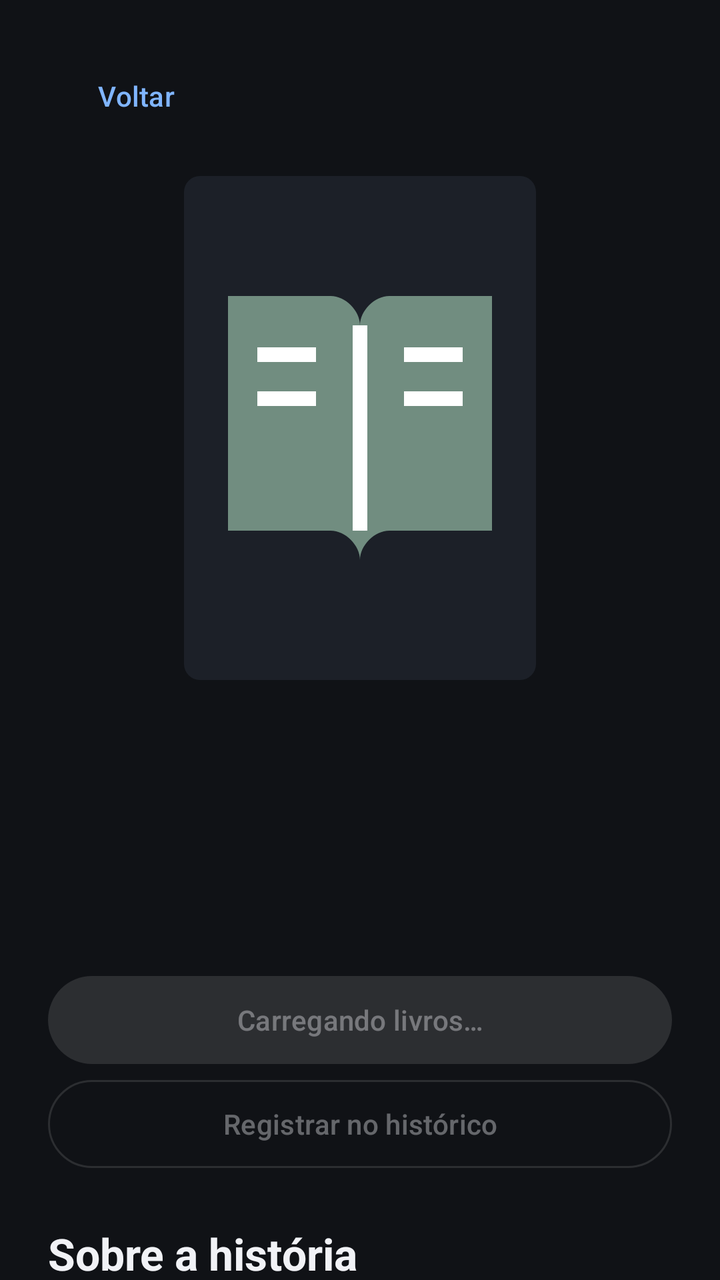
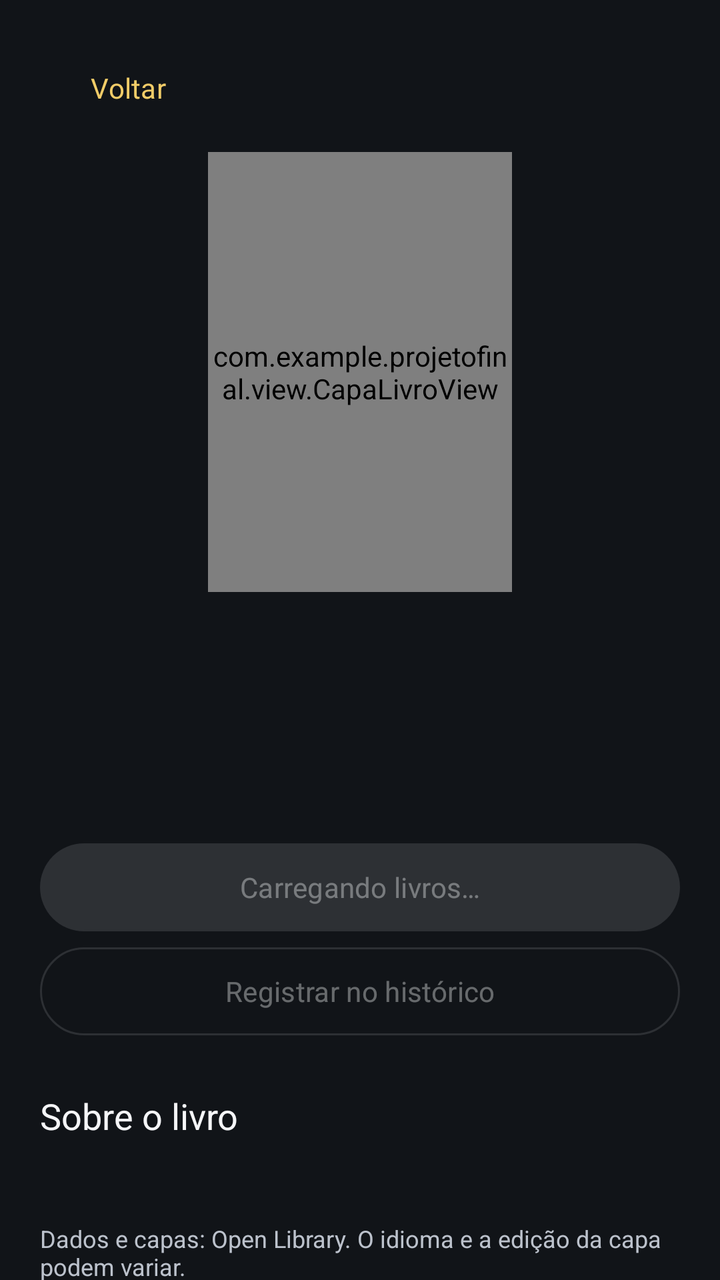

An Android layout rendered at two revisions. The XML below is the earlier revision; the diff shows what the commit changed to produce the second picture.
<!-- AndroidManifest.xml: application theme Theme.Projetofinal -->
<!-- res/layout/activity_book_details.xml -->
<?xml version="1.0" encoding="utf-8"?>
<androidx.core.widget.NestedScrollView xmlns:android="http://schemas.android.com/apk/res/android"
 android:id="@+id/principal" android:layout_width="match_parent" android:layout_height="match_parent" android:fillViewport="true">
 <LinearLayout android:layout_width="match_parent" android:layout_height="wrap_content" android:orientation="vertical" android:padding="24dp">
 <com.google.android.material.button.MaterialButton android:id="@+id/botao_voltar" android:layout_width="wrap_content" android:layout_height="wrap_content" android:text="@string/voltar" style="@style/Widget.Material3.Button.TextButton" />
 <ImageView android:id="@+id/capa_livro" android:layout_width="176dp" android:layout_height="252dp" android:layout_gravity="center_horizontal" android:layout_marginTop="16dp" android:layout_marginBottom="24dp" android:scaleType="fitCenter" android:background="@drawable/fundo_capa" android:src="@drawable/icone_livro" android:importantForAccessibility="no"/>
 <TextView android:id="@+id/clima_livro" android:layout_width="match_parent" android:layout_height="wrap_content"  android:textSize="14sp" android:textColor="?attr/colorOnSurface" android:gravity="center" android:alpha="0.7"/>
 <TextView android:id="@+id/titulo_livro" android:layout_width="match_parent" android:layout_height="wrap_content"  android:textSize="30sp" android:textColor="?attr/colorOnSurface" android:fontFamily="serif" android:gravity="center" android:layout_marginTop="8dp"/>
 <TextView android:id="@+id/autor_livro" android:layout_width="match_parent" android:layout_height="wrap_content"  android:textSize="16sp" android:textColor="?attr/colorOnSurface" android:gravity="center" android:layout_marginTop="8dp" android:alpha="0.7"/>
 <com.google.android.material.button.MaterialButton android:id="@+id/botao_favorito" android:layout_width="match_parent" android:layout_height="wrap_content" android:layout_marginTop="24dp" android:minHeight="52dp" android:enabled="false" android:text="@string/carregando_livros"/>
 <com.google.android.material.button.MaterialButton android:id="@+id/botao_registrar" android:layout_width="match_parent" android:layout_height="wrap_content" style="@style/Widget.Material3.Button.OutlinedButton" android:minHeight="52dp" android:enabled="false" android:text="@string/registrar_historico"/>
 <TextView  android:layout_width="match_parent" android:layout_height="wrap_content" android:text="@string/synopsis" android:textSize="22sp" android:textColor="?attr/colorOnSurface" android:textStyle="bold" android:layout_marginTop="24dp"/>
 <TextView android:id="@+id/sinopse_livro" android:layout_width="match_parent" android:layout_height="wrap_content"  android:textSize="17sp" android:textColor="?attr/colorOnSurface" android:lineSpacingExtra="4dp" android:layout_marginTop="12dp"/>
 <TextView  android:layout_width="match_parent" android:layout_height="wrap_content" android:text="@string/fonte_capas" android:textSize="12sp" android:textColor="?attr/colorOnSurface" android:layout_marginTop="24dp" android:alpha="0.65"/>
 </LinearLayout>
</androidx.core.widget.NestedScrollView>
<!-- resources referenced by this layout -->
<resources>
  <!-- drawable fundo_capa (drawable) -->
  <shape xmlns:android="http://schemas.android.com/apk/res/android"><solid android:color="?attr/colorSurfaceVariant"/><corners android:radius="8dp"/></shape>
  <!-- drawable icone_livro (drawable) -->
  <vector xmlns:android="http://schemas.android.com/apk/res/android" android:width="48dp" android:height="48dp" android:viewportWidth="24" android:viewportHeight="24">
      <path android:fillColor="#718D80" android:pathData="M3,3h7c1,0 2,1 2,2c0,-1 1,-2 2,-2h7v16h-7c-1,0 -2,1 -2,2c0,-1 -1,-2 -2,-2H3z" />
      <path android:strokeColor="#FFFFFF" android:strokeWidth="1" android:fillColor="#00000000" android:pathData="M12,5v14M5,7h4M5,10h4M15,7h4M15,10h4" />
  </vector>
  <string name="carregando_livros">Carregando livros…</string>
  <string name="fonte_capas">Capas: Open Library. A imagem pode ser de uma edição em outro idioma.</string>
  <string name="registrar_historico">Registrar no histórico</string>
  <string name="synopsis">Sobre a história</string>
  <string name="voltar">Voltar</string>
  <style name="Theme.Projetofinal" parent="Base.Theme.Projetofinal" />
  <style name="Base.Theme.Projetofinal" parent="Theme.Material3.Dark.NoActionBar">
          <item name="colorPrimary">#80B5FF</item>
          <item name="colorOnPrimary">#11141A</item>
          <item name="colorSurface">#101216</item>
          <item name="colorOnSurface">#F1F2F6</item>
          <item name="colorSurfaceVariant">#1C2028</item>
          <item name="colorOnSurfaceVariant">#ADB4C1</item>
          <item name="colorOutlineVariant">#2C323D</item>
          <item name="colorSecondaryContainer">#24364D</item>
          <item name="colorOnSecondaryContainer">#80B5FF</item>
          <item name="android:windowBackground">?attr/colorSurface</item>
          <item name="android:windowLightStatusBar">false</item>
      </style>
</resources>

<!-- the commit's change to res/layout/activity_book_details.xml (unified diff, before → after) -->
@@ -1,16 +1,17 @@
 <?xml version="1.0" encoding="utf-8"?>
 <androidx.core.widget.NestedScrollView xmlns:android="http://schemas.android.com/apk/res/android"
- android:id="@+id/principal" android:layout_width="match_parent" android:layout_height="match_parent" android:fillViewport="true">
- <LinearLayout android:layout_width="match_parent" android:layout_height="wrap_content" android:orientation="vertical" android:padding="24dp">
- <com.google.android.material.button.MaterialButton android:id="@+id/botao_voltar" android:layout_width="wrap_content" android:layout_height="wrap_content" android:text="@string/voltar" style="@style/Widget.Material3.Button.TextButton" />
- <ImageView android:id="@+id/capa_livro" android:layout_width="176dp" android:layout_height="252dp" android:layout_gravity="center_horizontal" android:layout_marginTop="16dp" android:layout_marginBottom="24dp" android:scaleType="fitCenter" android:background="@drawable/fundo_capa" android:src="@drawable/icone_livro" android:importantForAccessibility="no"/>
- <TextView android:id="@+id/clima_livro" android:layout_width="match_parent" android:layout_height="wrap_content"  android:textSize="14sp" android:textColor="?attr/colorOnSurface" android:gravity="center" android:alpha="0.7"/>
- <TextView android:id="@+id/titulo_livro" android:layout_width="match_parent" android:layout_height="wrap_content"  android:textSize="30sp" android:textColor="?attr/colorOnSurface" android:fontFamily="serif" android:gravity="center" android:layout_marginTop="8dp"/>
- <TextView android:id="@+id/autor_livro" android:layout_width="match_parent" android:layout_height="wrap_content"  android:textSize="16sp" android:textColor="?attr/colorOnSurface" android:gravity="center" android:layout_marginTop="8dp" android:alpha="0.7"/>
- <com.google.android.material.button.MaterialButton android:id="@+id/botao_favorito" android:layout_width="match_parent" android:layout_height="wrap_content" android:layout_marginTop="24dp" android:minHeight="52dp" android:enabled="false" android:text="@string/carregando_livros"/>
- <com.google.android.material.button.MaterialButton android:id="@+id/botao_registrar" android:layout_width="match_parent" android:layout_height="wrap_content" style="@style/Widget.Material3.Button.OutlinedButton" android:minHeight="52dp" android:enabled="false" android:text="@string/registrar_historico"/>
- <TextView  android:layout_width="match_parent" android:layout_height="wrap_content" android:text="@string/synopsis" android:textSize="22sp" android:textColor="?attr/colorOnSurface" android:textStyle="bold" android:layout_marginTop="24dp"/>
- <TextView android:id="@+id/sinopse_livro" android:layout_width="match_parent" android:layout_height="wrap_content"  android:textSize="17sp" android:textColor="?attr/colorOnSurface" android:lineSpacingExtra="4dp" android:layout_marginTop="12dp"/>
- <TextView  android:layout_width="match_parent" android:layout_height="wrap_content" android:text="@string/fonte_capas" android:textSize="12sp" android:textColor="?attr/colorOnSurface" android:layout_marginTop="24dp" android:alpha="0.65"/>
- </LinearLayout>
+    android:id="@+id/principal" android:layout_width="match_parent" android:layout_height="match_parent" android:fillViewport="true">
+    <LinearLayout android:layout_width="match_parent" android:layout_height="wrap_content" android:orientation="vertical" android:padding="20dp">
+        <com.google.android.material.button.MaterialButton android:id="@+id/botao_voltar" style="@style/Widget.Material3.Button.TextButton" android:layout_width="wrap_content" android:layout_height="wrap_content" android:text="@string/voltar"/>
+        <com.example.projetofinal.view.CapaLivroView android:id="@+id/capa_livro" android:layout_width="152dp" android:layout_height="220dp" android:layout_gravity="center_horizontal" android:layout_marginTop="8dp" android:layout_marginBottom="20dp" android:importantForAccessibility="no"/>
+        <TextView android:id="@+id/clima_livro" android:layout_width="match_parent" android:layout_height="wrap_content" android:gravity="center" android:textSize="12sp" android:textColor="?attr/colorPrimary" android:tag="realce"/>
+        <TextView android:id="@+id/titulo_livro" style="@style/Texto.Titulo" android:layout_width="match_parent" android:layout_height="wrap_content" android:gravity="center" android:layout_marginTop="8dp" android:textSize="24sp"/>
+        <TextView android:id="@+id/autor_livro" style="@style/Texto.Secundario" android:layout_width="match_parent" android:layout_height="wrap_content" android:gravity="center" android:layout_marginTop="6dp"/>
+        <com.google.android.material.button.MaterialButton android:id="@+id/botao_favorito" android:layout_width="match_parent" android:layout_height="wrap_content" android:layout_marginTop="20dp" android:minHeight="52dp" android:enabled="false" android:text="@string/carregando_livros"/>
+        <com.google.android.material.button.MaterialButton android:id="@+id/botao_registrar" style="@style/Widget.Material3.Button.OutlinedButton" android:layout_width="match_parent" android:layout_height="wrap_content" android:minHeight="52dp" android:enabled="false" android:text="@string/registrar_historico"/>
+        <TextView android:layout_width="match_parent" android:layout_height="wrap_content" android:text="@string/synopsis" android:textSize="18sp" android:fontFamily="sans-serif-medium" android:textColor="?attr/colorOnSurface" android:layout_marginTop="24dp"/>
+        <TextView android:id="@+id/sinopse_livro" style="@style/Texto.Secundario" android:layout_width="match_parent" android:layout_height="wrap_content" android:lineSpacingExtra="5dp" android:layout_marginTop="10dp"/>
+        <com.google.android.material.button.MaterialButton android:id="@+id/botao_fonte" style="@style/Widget.Material3.Button.TextButton" android:layout_width="wrap_content" android:layout_height="wrap_content" android:layout_marginTop="12dp" android:text="@string/ver_open_library" android:visibility="gone"/>
+        <TextView android:layout_width="match_parent" android:layout_height="wrap_content" android:text="@string/fonte_capas" android:textSize="12sp" android:textColor="?attr/colorOnSurfaceVariant" android:layout_marginTop="12dp"/>
+    </LinearLayout>
 </androidx.core.widget.NestedScrollView>
<!-- resource entries referenced after the edit -->
@@ -1,28 +1,33 @@
 <!-- resources referenced by this layout -->
 <resources>
-  <!-- drawable fundo_capa (drawable) -->
-  <shape xmlns:android="http://schemas.android.com/apk/res/android"><solid android:color="?attr/colorSurfaceVariant"/><corners android:radius="8dp"/></shape>
-  <!-- drawable icone_livro (drawable) -->
-  <vector xmlns:android="http://schemas.android.com/apk/res/android" android:width="48dp" android:height="48dp" android:viewportWidth="24" android:viewportHeight="24">
-      <path android:fillColor="#718D80" android:pathData="M3,3h7c1,0 2,1 2,2c0,-1 1,-2 2,-2h7v16h-7c-1,0 -2,1 -2,2c0,-1 -1,-2 -2,-2H3z" />
-      <path android:strokeColor="#FFFFFF" android:strokeWidth="1" android:fillColor="#00000000" android:pathData="M12,5v14M5,7h4M5,10h4M15,7h4M15,10h4" />
-  </vector>
   <string name="carregando_livros">Carregando livros…</string>
-  <string name="fonte_capas">Capas: Open Library. A imagem pode ser de uma edição em outro idioma.</string>
+  <string name="fonte_capas">Dados e capas: Open Library. O idioma e a edição da capa podem variar.</string>
   <string name="registrar_historico">Registrar no histórico</string>
-  <string name="synopsis">Sobre a história</string>
+  <string name="synopsis">Sobre o livro</string>
+  <string name="ver_open_library">Ver ficha na Open Library</string>
   <string name="voltar">Voltar</string>
+  <style name="Texto.Secundario" parent="">
+          <item name="android:textSize">14sp</item>
+          <item name="android:textColor">?attr/colorOnSurfaceVariant</item>
+      </style>
+  <style name="Texto.Titulo" parent="">
+          <item name="android:textSize">28sp</item>
+          <item name="android:fontFamily">sans-serif-medium</item>
+          <item name="android:textColor">?attr/colorOnSurface</item>
+      </style>
   <style name="Theme.Projetofinal" parent="Base.Theme.Projetofinal" />
   <style name="Base.Theme.Projetofinal" parent="Theme.Material3.Dark.NoActionBar">
-          <item name="colorPrimary">#80B5FF</item>
-          <item name="colorOnPrimary">#11141A</item>
-          <item name="colorSurface">#101216</item>
-          <item name="colorOnSurface">#F1F2F6</item>
-          <item name="colorSurfaceVariant">#1C2028</item>
-          <item name="colorOnSurfaceVariant">#ADB4C1</item>
-          <item name="colorOutlineVariant">#2C323D</item>
-          <item name="colorSecondaryContainer">#24364D</item>
-          <item name="colorOnSecondaryContainer">#80B5FF</item>
+          <item name="colorPrimary">#F1CC68</item>
+          <item name="colorOnPrimary">#111418</item>
+          <item name="colorSurface">#111418</item>
+          <item name="colorOnSurface">#F5F6F8</item>
+          <item name="colorSurfaceVariant">#1C2026</item>
+          <item name="colorOnSurfaceVariant">#BCC2CC</item>
+          <item name="colorOutlineVariant">#353B44</item>
+          <item name="colorSecondaryContainer">#3B3320</item>
+          <item name="colorOnSecondaryContainer">#F1CC68</item>
+          <item name="android:fontFamily">sans-serif</item>
+          <item name="fontFamily">sans-serif</item>
           <item name="android:windowBackground">?attr/colorSurface</item>
           <item name="android:windowLightStatusBar">false</item>
       </style>
